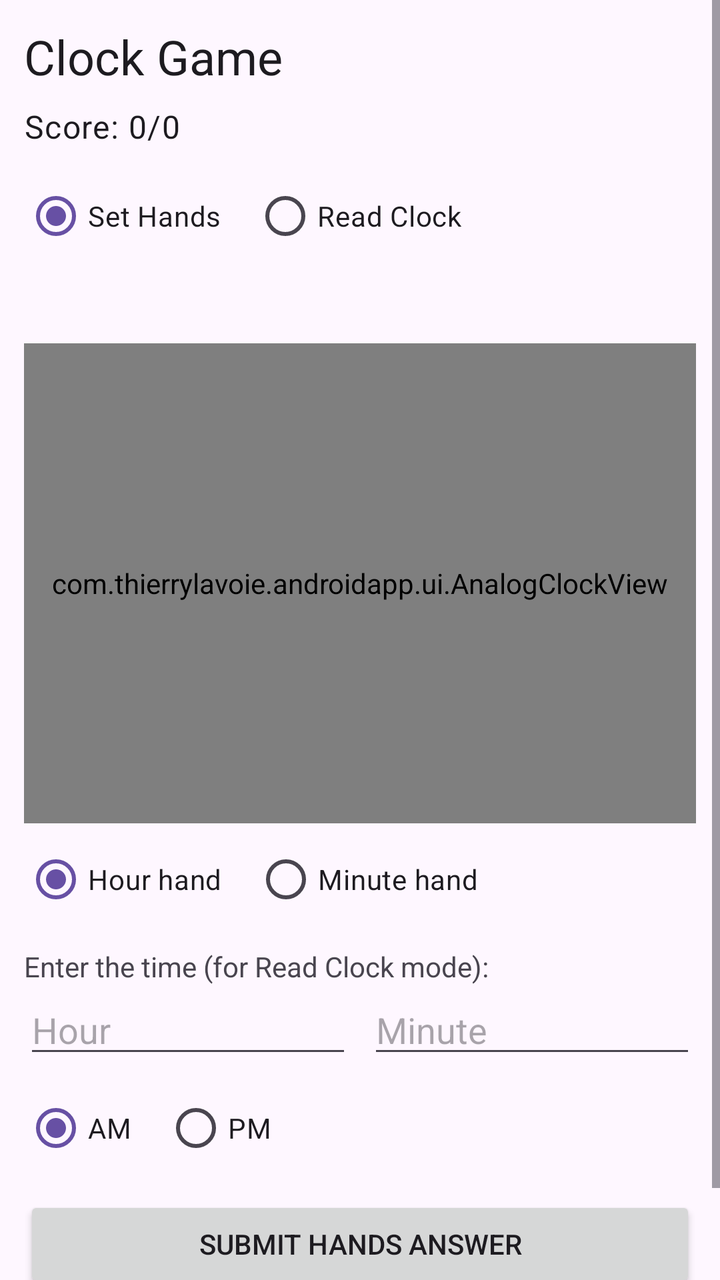
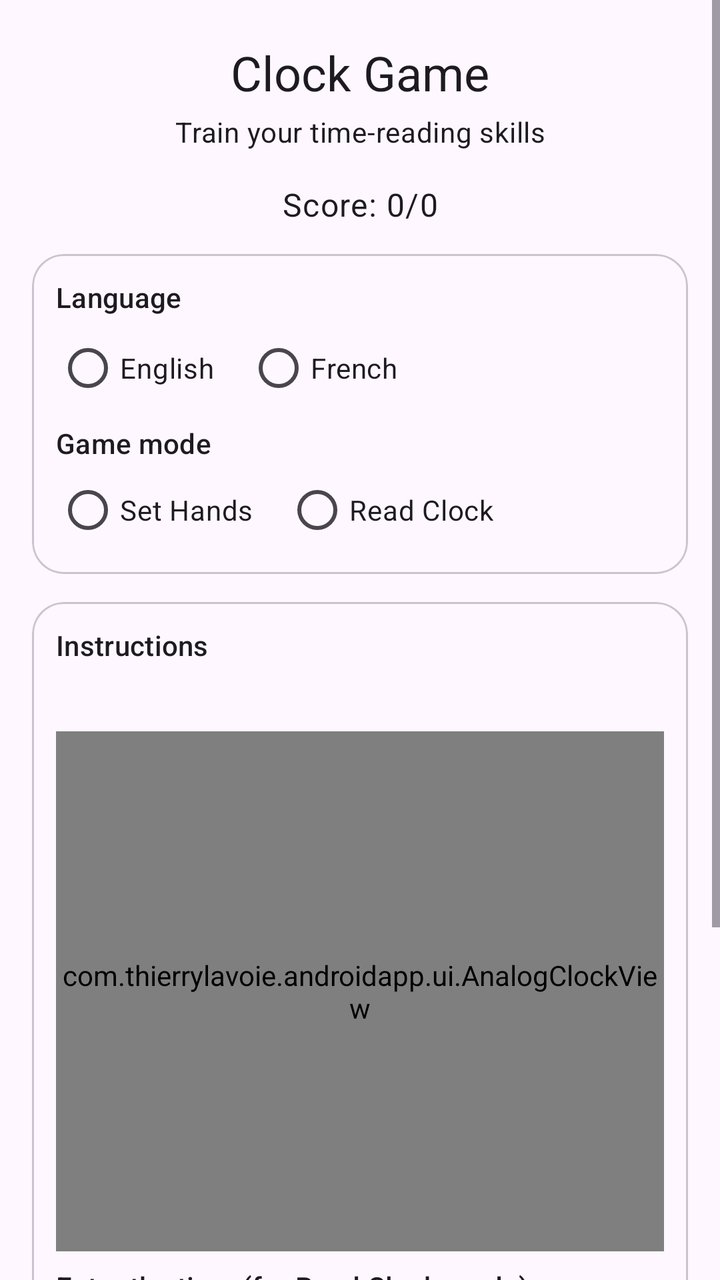

Compare the two renders of this Android layout. The source of the first and the diff that turns it into the second are given below.
<!-- AndroidManifest.xml: application theme Theme.AndroidApp -->
<!-- res/layout/activity_main.xml -->
<?xml version="1.0" encoding="utf-8"?>
<ScrollView xmlns:android="http://schemas.android.com/apk/res/android"
    android:layout_width="match_parent"
    android:layout_height="match_parent"
    android:fillViewport="true">

    <LinearLayout
        android:layout_width="match_parent"
        android:layout_height="wrap_content"
        android:orientation="vertical"
        android:padding="12dp">

        <TextView
            android:id="@+id/titleView"
            android:layout_width="match_parent"
            android:layout_height="wrap_content"
            android:text="@string/title"
            android:textAppearance="?attr/textAppearanceHeadlineSmall" />

        <TextView
            android:id="@+id/scoreView"
            android:layout_width="match_parent"
            android:layout_height="wrap_content"
            android:layout_marginTop="8dp"
            android:text="@string/score_initial"
            android:textAppearance="?attr/textAppearanceBodyLarge" />

        <RadioGroup
            android:id="@+id/modeSelector"
            android:layout_width="match_parent"
            android:layout_height="wrap_content"
            android:layout_marginTop="10dp"
            android:orientation="horizontal">

            <RadioButton
                android:id="@+id/modeSetHands"
                android:layout_width="wrap_content"
                android:layout_height="wrap_content"
                android:checked="true"
                android:text="@string/mode_set_hands" />

            <RadioButton
                android:id="@+id/modeReadClock"
                android:layout_width="wrap_content"
                android:layout_height="wrap_content"
                android:layout_marginStart="16dp"
                android:text="@string/mode_read_clock" />
        </RadioGroup>

        <TextView
            android:id="@+id/promptView"
            android:layout_width="match_parent"
            android:layout_height="wrap_content"
            android:layout_marginTop="10dp"
            android:textAppearance="?attr/textAppearanceBodyLarge" />

        <com.thierrylavoie.androidapp.ui.AnalogClockView
            android:id="@+id/analogClockView"
            android:layout_width="match_parent"
            android:layout_height="240dp"
            android:layout_marginTop="8dp" />

        <RadioGroup
            android:id="@+id/handSelector"
            android:layout_width="match_parent"
            android:layout_height="wrap_content"
            android:layout_marginTop="4dp"
            android:orientation="horizontal">

            <RadioButton
                android:id="@+id/selectHourHand"
                android:layout_width="wrap_content"
                android:layout_height="wrap_content"
                android:checked="true"
                android:text="@string/hour_hand_label" />

            <RadioButton
                android:id="@+id/selectMinuteHand"
                android:layout_width="wrap_content"
                android:layout_height="wrap_content"
                android:layout_marginStart="16dp"
                android:text="@string/minute_hand_label" />
        </RadioGroup>

        <LinearLayout
            android:id="@+id/readClockAnswerSection"
            android:layout_width="match_parent"
            android:layout_height="wrap_content"
            android:layout_marginTop="10dp"
            android:orientation="vertical">

            <TextView
                android:layout_width="match_parent"
                android:layout_height="wrap_content"
                android:text="@string/answer_time_label" />

            <LinearLayout
                android:layout_width="match_parent"
                android:layout_height="wrap_content"
                android:orientation="horizontal">

                <EditText
                    android:id="@+id/answerHourInput"
                    android:layout_width="0dp"
                    android:layout_height="wrap_content"
                    android:layout_weight="1"
                    android:hint="@string/hour_hint"
                    android:inputType="number" />

                <EditText
                    android:id="@+id/answerMinuteInput"
                    android:layout_width="0dp"
                    android:layout_height="wrap_content"
                    android:layout_marginStart="8dp"
                    android:layout_weight="1"
                    android:hint="@string/minute_hint"
                    android:inputType="number" />
            </LinearLayout>

            <RadioGroup
                android:id="@+id/answerPeriodSelector"
                android:layout_width="match_parent"
                android:layout_height="wrap_content"
                android:layout_marginTop="6dp"
                android:orientation="horizontal">

                <RadioButton
                    android:id="@+id/answerAm"
                    android:layout_width="wrap_content"
                    android:layout_height="wrap_content"
                    android:checked="true"
                    android:text="@string/am_label" />

                <RadioButton
                    android:id="@+id/answerPm"
                    android:layout_width="wrap_content"
                    android:layout_height="wrap_content"
                    android:layout_marginStart="16dp"
                    android:text="@string/pm_label" />
            </RadioGroup>
        </LinearLayout>

        <LinearLayout
            android:layout_width="match_parent"
            android:layout_height="wrap_content"
            android:layout_marginTop="10dp"
            android:orientation="horizontal">

            <Button
                android:id="@+id/submitButton"
                android:layout_width="0dp"
                android:layout_height="wrap_content"
                android:layout_weight="1"
                android:text="@string/submit_hands_answer" />

        </LinearLayout>

        <TextView
            android:id="@+id/feedbackView"
            android:layout_width="match_parent"
            android:layout_height="wrap_content"
            android:layout_marginTop="10dp"
            android:textAppearance="?attr/textAppearanceBodyLarge" />

    </LinearLayout>
</ScrollView>
<!-- resources referenced by this layout -->
<resources>
  <string name="am_label">AM</string>
  <string name="answer_time_label">Enter the time (for Read Clock mode):</string>
  <string name="hour_hand_label">Hour hand</string>
  <string name="hour_hint">Hour</string>
  <string name="minute_hand_label">Minute hand</string>
  <string name="minute_hint">Minute</string>
  <string name="mode_read_clock">Read Clock</string>
  <string name="mode_set_hands">Set Hands</string>
  <string name="pm_label">PM</string>
  <string name="score_initial">Score: 0/0</string>
  <string name="submit_hands_answer">Submit Hands Answer</string>
  <string name="title">Clock Game</string>
  <style name="Theme.AndroidApp" parent="Theme.Material3.DayNight.NoActionBar">
          <item name="android:statusBarColor" tools:targetApi="l">@android:color/transparent</item>
      </style>
</resources>

<!-- the commit's change to res/layout/activity_main.xml (unified diff, before → after) -->
@@ -1,166 +1,217 @@
 <?xml version="1.0" encoding="utf-8"?>
 <ScrollView xmlns:android="http://schemas.android.com/apk/res/android"
+    xmlns:app="http://schemas.android.com/apk/res-auto"
     android:layout_width="match_parent"
     android:layout_height="match_parent"
+    android:background="?attr/colorSurface"
     android:fillViewport="true">
 
     <LinearLayout
         android:layout_width="match_parent"
         android:layout_height="wrap_content"
         android:orientation="vertical"
-        android:padding="12dp">
+        android:paddingHorizontal="16dp"
+        android:paddingTop="20dp"
+        android:paddingBottom="16dp">
 
         <TextView
             android:id="@+id/titleView"
             android:layout_width="match_parent"
             android:layout_height="wrap_content"
+            android:gravity="center"
             android:text="@string/title"
             android:textAppearance="?attr/textAppearanceHeadlineSmall" />
 
         <TextView
+            android:id="@+id/subtitleView"
+            android:layout_width="match_parent"
+            android:layout_height="wrap_content"
+            android:layout_marginTop="4dp"
+            android:gravity="center"
+            android:text="@string/game_subtitle"
+            android:textAppearance="?attr/textAppearanceBodyMedium" />
+
+        <TextView
             android:id="@+id/scoreView"
             android:layout_width="match_parent"
             android:layout_height="wrap_content"
-            android:layout_marginTop="8dp"
+            android:layout_marginTop="16dp"
+            android:gravity="center"
             android:text="@string/score_initial"
             android:textAppearance="?attr/textAppearanceBodyLarge" />
 
-        <RadioGroup
-            android:id="@+id/modeSelector"
-            android:layout_width="match_parent"
-            android:layout_height="wrap_content"
-            android:layout_marginTop="10dp"
-            android:orientation="horizontal">
-
-            <RadioButton
-                android:id="@+id/modeSetHands"
-                android:layout_width="wrap_content"
-                android:layout_height="wrap_content"
-                android:checked="true"
-                android:text="@string/mode_set_hands" />
-
-            <RadioButton
-                android:id="@+id/modeReadClock"
-                android:layout_width="wrap_content"
-                android:layout_height="wrap_content"
-                android:layout_marginStart="16dp"
-                android:text="@string/mode_read_clock" />
-        </RadioGroup>
-
-        <TextView
-            android:id="@+id/promptView"
-            android:layout_width="match_parent"
-            android:layout_height="wrap_content"
-            android:layout_marginTop="10dp"
-            android:textAppearance="?attr/textAppearanceBodyLarge" />
-
-        <com.thierrylavoie.androidapp.ui.AnalogClockView
-            android:id="@+id/analogClockView"
-            android:layout_width="match_parent"
-            android:layout_height="240dp"
-            android:layout_marginTop="8dp" />
-
-        <RadioGroup
-            android:id="@+id/handSelector"
-            android:layout_width="match_parent"
-            android:layout_height="wrap_content"
-            android:layout_marginTop="4dp"
-            android:orientation="horizontal">
-
-            <RadioButton
-                android:id="@+id/selectHourHand"
-                android:layout_width="wrap_content"
-                android:layout_height="wrap_content"
-                android:checked="true"
-                android:text="@string/hour_hand_label" />
-
-            <RadioButton
-                android:id="@+id/selectMinuteHand"
-                android:layout_width="wrap_content"
-                android:layout_height="wrap_content"
-                android:layout_marginStart="16dp"
-                android:text="@string/minute_hand_label" />
-        </RadioGroup>
-
-        <LinearLayout
-            android:id="@+id/readClockAnswerSection"
-            android:layout_width="match_parent"
-            android:layout_height="wrap_content"
-            android:layout_marginTop="10dp"
-            android:orientation="vertical">
-
-            <TextView
-                android:layout_width="match_parent"
-                android:layout_height="wrap_content"
-                android:text="@string/answer_time_label" />
+        <com.google.android.material.card.MaterialCardView
+            android:layout_width="match_parent"
+            android:layout_height="wrap_content"
+            android:layout_marginTop="14dp"
+            app:cardCornerRadius="16dp"
+            app:cardUseCompatPadding="false"
+            app:strokeColor="?attr/colorOutlineVariant"
+            app:strokeWidth="1dp">
 
             <LinearLayout
                 android:layout_width="match_parent"
                 android:layout_height="wrap_content"
-                android:orientation="horizontal">
-
-                <EditText
-                    android:id="@+id/answerHourInput"
-                    android:layout_width="0dp"
-                    android:layout_height="wrap_content"
-                    android:layout_weight="1"
-                    android:hint="@string/hour_hint"
-                    android:inputType="number" />
-
-                <EditText
-                    android:id="@+id/answerMinuteInput"
-                    android:layout_width="0dp"
-                    android:layout_height="wrap_content"
-                    android:layout_marginStart="8dp"
-                    android:layout_weight="1"
-                    android:hint="@string/minute_hint"
-                    android:inputType="number" />
+                android:orientation="vertical"
+                android:padding="12dp">
+
+                <TextView
+                    android:layout_width="match_parent"
+                    android:layout_height="wrap_content"
+                    android:text="@string/language_label"
+                    android:textAppearance="?attr/textAppearanceLabelLarge" />
+
+                <RadioGroup
+                    android:id="@+id/languageSelector"
+                    android:layout_width="match_parent"
+                    android:layout_height="wrap_content"
+                    android:layout_marginTop="6dp"
+                    android:orientation="horizontal">
+
+                    <RadioButton
+                        android:id="@+id/languageEnglish"
+                        android:layout_width="wrap_content"
+                        android:layout_height="wrap_content"
+                        android:minHeight="40dp"
+                        android:text="@string/language_english" />
+
+                    <RadioButton
+                        android:id="@+id/languageFrench"
+                        android:layout_width="wrap_content"
+                        android:layout_height="wrap_content"
+                        android:layout_marginStart="16dp"
+                        android:minHeight="40dp"
+                        android:text="@string/language_french" />
+                </RadioGroup>
+
+                <TextView
+                    android:layout_width="match_parent"
+                    android:layout_height="wrap_content"
+                    android:layout_marginTop="8dp"
+                    android:text="@string/mode_label"
+                    android:textAppearance="?attr/textAppearanceLabelLarge" />
+
+                <RadioGroup
+                    android:id="@+id/modeSelector"
+                    android:layout_width="match_parent"
+                    android:layout_height="wrap_content"
+                    android:layout_marginTop="4dp"
+                    android:orientation="horizontal">
+
+                    <RadioButton
+                        android:id="@+id/modeSetHands"
+                        android:layout_width="wrap_content"
+                        android:layout_height="wrap_content"
+                        android:minHeight="40dp"
+                        android:text="@string/mode_set_hands" />
+
+                    <RadioButton
+                        android:id="@+id/modeReadClock"
+                        android:layout_width="wrap_content"
+                        android:layout_height="wrap_content"
+                        android:layout_marginStart="16dp"
+                        android:minHeight="40dp"
+                        android:text="@string/mode_read_clock" />
+                </RadioGroup>
             </LinearLayout>
-
-            <RadioGroup
-                android:id="@+id/answerPeriodSelector"
+        </com.google.android.material.card.MaterialCardView>
+
+        <com.google.android.material.card.MaterialCardView
+            android:layout_width="match_parent"
+            android:layout_height="wrap_content"
+            android:layout_marginTop="14dp"
+            app:cardCornerRadius="16dp"
+            app:cardUseCompatPadding="false"
+            app:strokeColor="?attr/colorOutlineVariant"
+            app:strokeWidth="1dp">
+
+            <LinearLayout
                 android:layout_width="match_parent"
                 android:layout_height="wrap_content"
-                android:layout_marginTop="6dp"
-                android:orientation="horizontal">
-
-                <RadioButton
-                    android:id="@+id/answerAm"
-                    android:layout_width="wrap_content"
-                    android:layout_height="wrap_content"
-                    android:checked="true"
-                    android:text="@string/am_label" />
-
-                <RadioButton
-                    android:id="@+id/answerPm"
-                    android:layout_width="wrap_content"
-                    android:layout_height="wrap_content"
-                    android:layout_marginStart="16dp"
-                    android:text="@string/pm_label" />
-            </RadioGroup>
-        </LinearLayout>
-
-        <LinearLayout
-            android:layout_width="match_parent"
-            android:layout_height="wrap_content"
-            android:layout_marginTop="10dp"
-            android:orientation="horizontal">
-
-            <Button
-                android:id="@+id/submitButton"
-                android:layout_width="0dp"
-                android:layout_height="wrap_content"
-                android:layout_weight="1"
-                android:text="@string/submit_hands_answer" />
-
-        </LinearLayout>
-
-        <TextView
-            android:id="@+id/feedbackView"
-            android:layout_width="match_parent"
-            android:layout_height="wrap_content"
-            android:layout_marginTop="10dp"
-            android:textAppearance="?attr/textAppearanceBodyLarge" />
+                android:orientation="vertical"
+                android:padding="12dp">
+
+                <TextView
+                    android:layout_width="match_parent"
+                    android:layout_height="wrap_content"
+                    android:text="@string/instructions_label"
+                    android:textAppearance="?attr/textAppearanceLabelLarge" />
+
+                <TextView
+                    android:id="@+id/promptView"
+                    android:layout_width="match_parent"
+                    android:layout_height="wrap_content"
+                    android:layout_marginTop="4dp"
+                    android:textAppearance="?attr/textAppearanceBodyLarge" />
+
+                <com.thierrylavoie.androidapp.ui.AnalogClockView
+                    android:id="@+id/analogClockView"
+                    android:layout_width="match_parent"
+                    android:layout_height="260dp"
+                    android:layout_marginTop="8dp" />
+
+                <LinearLayout
+                    android:id="@+id/readClockAnswerSection"
+                    android:layout_width="match_parent"
+                    android:layout_height="wrap_content"
+                    android:layout_marginTop="8dp"
+                    android:orientation="vertical">
+
+                    <TextView
+                        android:layout_width="match_parent"
+                        android:layout_height="wrap_content"
+                        android:text="@string/answer_time_label"
+                        android:textAppearance="?attr/textAppearanceLabelLarge" />
+
+                    <LinearLayout
+                        android:layout_width="match_parent"
+                        android:layout_height="wrap_content"
+                        android:layout_marginTop="6dp"
+                        android:orientation="horizontal">
+
+                        <EditText
+                            android:id="@+id/answerHourInput"
+                            android:layout_width="0dp"
+                            android:layout_height="wrap_content"
+                            android:layout_weight="1"
+                            android:hint="@string/hour_hint"
+                            android:inputType="number" />
+
+                        <EditText
+                            android:id="@+id/answerMinuteInput"
+                            android:layout_width="0dp"
+                            android:layout_height="wrap_content"
+                            android:layout_marginStart="8dp"
+                            android:layout_weight="1"
+                            android:hint="@string/minute_hint"
+                            android:inputType="number" />
+                    </LinearLayout>
+                </LinearLayout>
+
+                <Button
+                    android:id="@+id/submitButton"
+                    android:layout_width="match_parent"
+                    android:layout_height="wrap_content"
+                    android:layout_marginTop="12dp"
+                    android:minHeight="48dp"
+                    android:text="@string/submit_hands_answer" />
+
+                <TextView
+                    android:id="@+id/feedbackView"
+                    android:layout_width="match_parent"
+                    android:layout_height="wrap_content"
+                    android:layout_marginTop="10dp"
+                    android:textAppearance="?attr/textAppearanceBodyLarge" />
+            </LinearLayout>
+        </com.google.android.material.card.MaterialCardView>
+
+        <Button
+            android:id="@+id/btnBackToMenu"
+            style="@style/Widget.Material3.Button.TextButton"
+            android:layout_width="match_parent"
+            android:layout_height="wrap_content"
+            android:layout_marginTop="16dp"
+            android:text="@string/btn_back_to_menu" />
 
     </LinearLayout>
 </ScrollView>
<!-- resource entries referenced after the edit -->
@@ -1,18 +1,21 @@
 <!-- resources referenced by this layout -->
 <resources>
-  <string name="am_label">AM</string>
   <string name="answer_time_label">Enter the time (for Read Clock mode):</string>
-  <string name="hour_hand_label">Hour hand</string>
+  <string name="btn_back_to_menu">Main Menu</string>
+  <string name="game_subtitle">Train your time-reading skills</string>
   <string name="hour_hint">Hour</string>
-  <string name="minute_hand_label">Minute hand</string>
+  <string name="instructions_label">Instructions</string>
+  <string name="language_english">English</string>
+  <string name="language_french">French</string>
+  <string name="language_label">Language</string>
   <string name="minute_hint">Minute</string>
+  <string name="mode_label">Game mode</string>
   <string name="mode_read_clock">Read Clock</string>
   <string name="mode_set_hands">Set Hands</string>
-  <string name="pm_label">PM</string>
   <string name="score_initial">Score: 0/0</string>
   <string name="submit_hands_answer">Submit Hands Answer</string>
   <string name="title">Clock Game</string>
-  <style name="Theme.AndroidApp" parent="Theme.Material3.DayNight.NoActionBar">
+  <style name="Theme.AndroidApp" parent="Theme.Material3.DayNight">
           <item name="android:statusBarColor" tools:targetApi="l">@android:color/transparent</item>
       </style>
 </resources>
